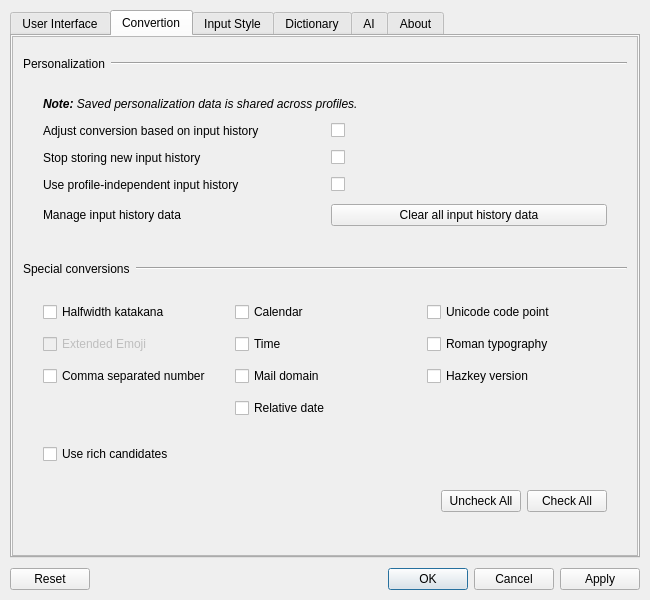
Before: the Qt Designer form hazkey-settings/mainwindow.ui in presire/hazkey-community, drawn with Qt 5.
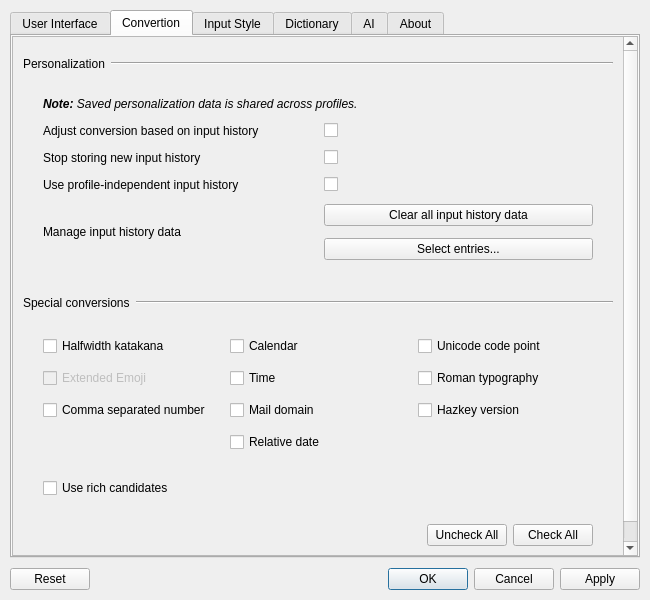
After: the same form once the commit is applied. The open tabs and pages were chosen to show the change. Icons and pictures are not drawn.

Commit message: feat: add prediction acceptance and learning history management

Patch:
```diff
--- a/hazkey-settings/mainwindow.ui
+++ b/hazkey-settings/mainwindow.ui
@@ -506,11 +506,34 @@
               </widget>
              </item>
               <item row="4" column="1">
+                <layout class="QVBoxLayout" name="learningHistoryButtons">
+                 <item>
                <widget class="QPushButton" name="clearLearningData">
+                   <property name="minimumSize">
+                    <size>
+                     <width>240</width>
+                     <height>0</height>
+                    </size>
+                   </property>
                <property name="text">
                 <string>Clear all input history data</string>
                </property>
               </widget>
+                </item>
+                 <item>
+                  <widget class="QPushButton" name="selectiveLearningHistory">
+                   <property name="minimumSize">
+                    <size>
+                     <width>240</width>
+                     <height>0</height>
+                    </size>
+                   </property>
+                   <property name="text">
+                    <string>Select entries...</string>
+                   </property>
+                 </widget>
+                </item>
+               </layout>
              </item>
              <item row="0" column="0" colspan="2">
               <widget class="QLabel" name="personalizationNote">
```
Lines whose indentation alone changed are shown as unchanged. The commit also changes 33 other files.
